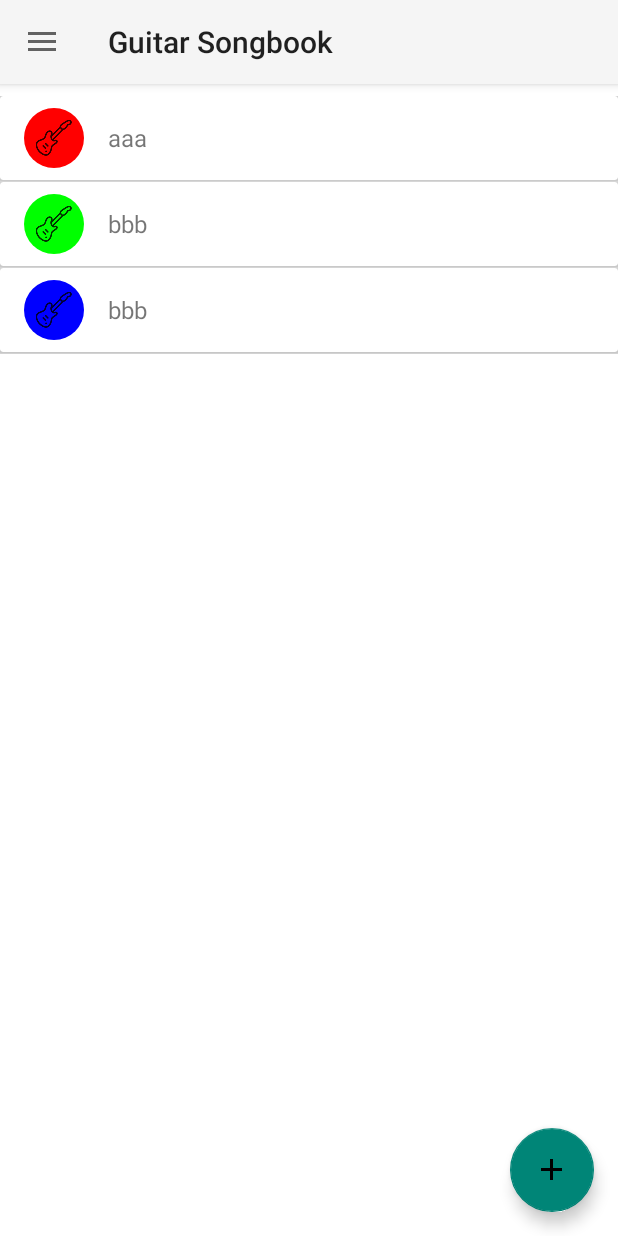
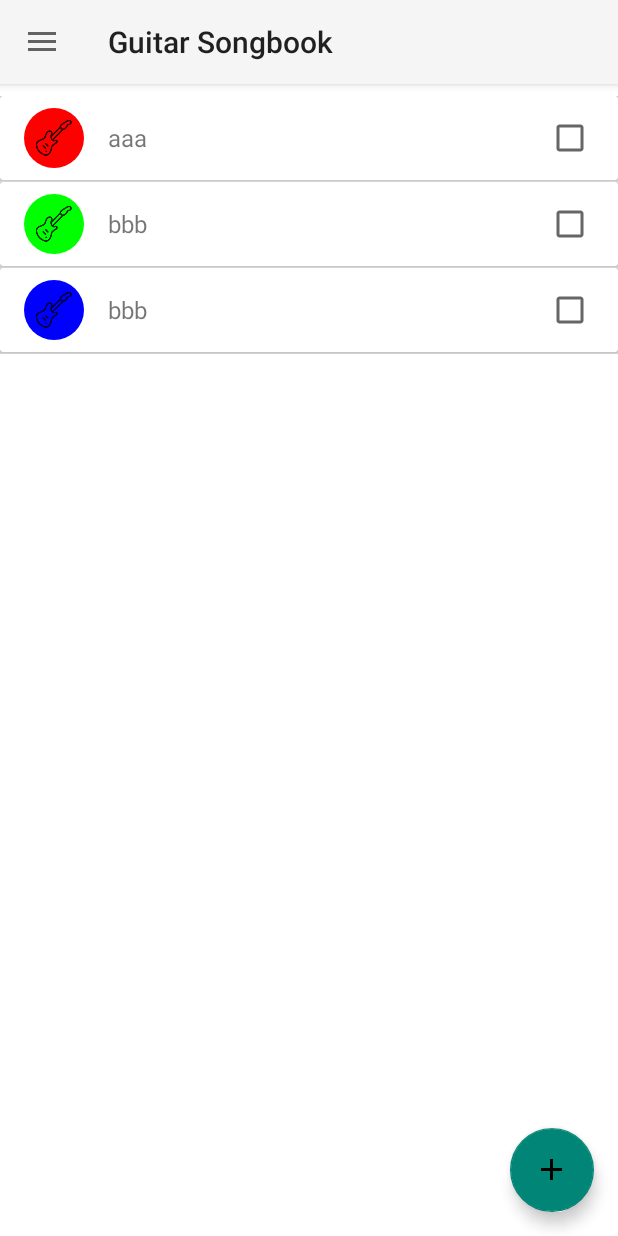
Before and after one commit to havlisimo/NUR_guitar_songbook, an Android app: the screen it shows after launch (MainActivity), in the side drawer, after a tap on "Song Lists", on a phone screen of 412 x 824 dp. Run offline under Robolectric (Android 15) with nearby library versions, the phone set to English and light mode, and no system bars; libraries missing offline, so code that uses them is left out: com.bignerdranch.android, com.flask.colorpicker.

Commit message:
doing multiselect recycler view

```diff
--- a/app/build.gradle
+++ b/app/build.gradle
@@ -44,4 +44,5 @@ dependencies {
     compile 'com.github.QuadFlask:colorpicker:0.0.13'
     compile 'org.jetbrains.anko:anko-common:0.10.3'
     compile 'org.jetbrains.anko:anko-design:0.10.3'
+    compile 'com.bignerdranch.android:recyclerview-multiselect:+'
 }
--- /dev/null
+++ b/app/src/main/java/cz/cvut/fit/nurguitarsongbook/base/MultiselectAdapter.kt
@@ -0,0 +1,43 @@
+package cz.cvut.fit.nurguitarsongbook.base
+
+import android.support.v7.widget.RecyclerView
+import android.view.LayoutInflater
+import android.view.View
+import android.view.ViewGroup
+import com.bignerdranch.android.multiselector.MultiSelector
+import com.bignerdranch.android.multiselector.SwappingHolder
+
+/**
+ * Created by tomas on 01.11.2017.
+ */
+class MultiselectAdapter<T>(val listFragment: ListFragment<T>, val selector: MultiSelector) : RecyclerView.Adapter<MultiselectAdapter.SelectableViewHolder>() {
+
+    var data: MutableList<T>? = listFragment.getData()
+
+    override fun onCreateViewHolder(parent: ViewGroup?, viewType: Int): SelectableViewHolder {
+        val v = LayoutInflater.from(parent?.getContext()).inflate(listFragment.getListItemView(), parent, false);
+        val vh = SelectableViewHolder(v, selector);
+        return vh;
+    }
+
+    override fun onBindViewHolder(holder: SelectableViewHolder?, position: Int) {
+
+    }
+
+    override fun getItemCount(): Int {
+        return data?.size ?: 0
+    }
+
+    class SelectableViewHolder(val view: View, val selector: MultiSelector) : SwappingHolder(view, selector), View.OnClickListener{
+        override fun onClick(v: View?) {
+            if (selector.tapSelection(this)) {
+
+            }
+            else {
+
+            }
+        }
+
+    }
+
+}
--- a/app/src/main/java/cz/cvut/fit/nurguitarsongbook/main/chord/SongbookListFragment.kt
+++ b/app/src/main/java/cz/cvut/fit/nurguitarsongbook/main/chord/SongbookListFragment.kt
@@ -1,9 +1,7 @@
 package cz.cvut.fit.nurguitarsongbook.main.chord
 
-import android.app.Dialog
 import android.content.Context
 import android.content.DialogInterface
-import android.graphics.Color
 import android.graphics.drawable.GradientDrawable
 import android.os.Bundle
 import android.support.v7.app.AlertDialog
@@ -12,7 +10,7 @@ import android.text.TextWatcher
 import android.view.LayoutInflater
 import android.view.View
 import android.view.ViewGroup
-import android.view.WindowManager
+import com.bignerdranch.android.multiselector.MultiSelector
 import com.flask.colorpicker.ColorPickerView
 import cz.cvut.fit.nurguitarsongbook.R
 import cz.cvut.fit.nurguitarsongbook.base.BaseAdapter
@@ -25,13 +23,14 @@ import kotlinx.android.synthetic.main.item_chord.view.*
 import org.jetbrains.anko.*
 import kotlinx.android.synthetic.main.fragment_songbook_list.view.*
 import kotlinx.android.synthetic.main.dialog_songbook.view.*
-import org.w3c.dom.Text
 
 
 /**
  * Created by vasek on 11/13/2017.
  */
 class SongbookListFragment : BaseListFragment<Songbook>() {
+
+    private val selector = MultiSelector()
 
     override fun getData(): MutableList<cz.cvut.fit.nurguitarsongbook.model.entity.Songbook> {
         return DataMockup.songbooks
@@ -44,20 +43,22 @@ class SongbookListFragment : BaseListFragment<Songbook>() {
     }
 
 
-    override fun getListItemView(): Int = R.layout.item_chord
+    override fun getListItemView(): Int = R.layout.item_songbok
 
-    override fun initListItem(holder: BaseAdapter.ViewHolder?, item: cz.cvut.fit.nurguitarsongbook.model.entity.Songbook) {
+    override fun initListItem(holder: BaseAdapter.ViewHolder?, item: Songbook) {
         val view = holder!!.view
         view.text.text = item.name
         val circle = activity.resources.getDrawable(R.drawable.circle_drawable) as GradientDrawable
         circle.setColor(item.color.toArgb())
         view.avatar.background = circle
         view.setOnClickListener { }
+//        view.setOnLongClickListener(ob)
 
     }
 
     override fun onCreate(savedInstanceState: Bundle?) {
         super.onCreate(savedInstanceState)
+        adapter
     }
 
     private fun showCreateSongbookDialog() {
--- /dev/null
+++ b/app/src/main/res/layout/item_songbok.xml
@@ -0,0 +1,51 @@
+<?xml version="1.0" encoding="utf-8"?>
+<LinearLayout xmlns:android="http://schemas.android.com/apk/res/android"
+    xmlns:tools="http://schemas.android.com/tools"
+    android:layout_width="match_parent"
+    android:layout_height="wrap_content"
+    android:background="@color/lightGray"
+    android:clickable="true"
+    android:focusable="true"
+    >
+
+    <android.support.v7.widget.CardView
+        android:layout_marginBottom="1dp"
+        android:id="@+id/card_view"
+        android:layout_width="match_parent"
+        android:layout_height="56dp">
+
+        <RelativeLayout
+            android:layout_width="match_parent"
+            android:layout_height="match_parent"
+            android:paddingLeft="16dp"
+            android:paddingRight="16dp">
+
+            <ImageView
+                android:layout_alignParentStart="true"
+                android:layout_centerVertical="true"
+                android:id="@+id/avatar"
+                android:src="@drawable/ic_guitar"
+                android:layout_width="40dp"
+                android:layout_height="40dp"
+                android:background="@drawable/background_circle_blue"
+                android:scaleType="center" />
+
+            <TextView
+                android:id="@+id/text"
+                android:paddingLeft="56dp"
+                android:layout_width="wrap_content"
+                android:layout_height="wrap_content"
+                android:layout_centerVertical="true"
+                android:textSize="16sp"
+                tools:text="Item text" />
+            <android.support.v7.widget.AppCompatCheckBox
+                android:layout_width="wrap_content"
+                android:layout_height="wrap_content"
+                android:id="@+id/checkbox"
+                android:layout_alignParentEnd="true"
+                android:layout_centerVertical="true"/>
+
+        </RelativeLayout>
+
+    </android.support.v7.widget.CardView>
+</LinearLayout>
```
